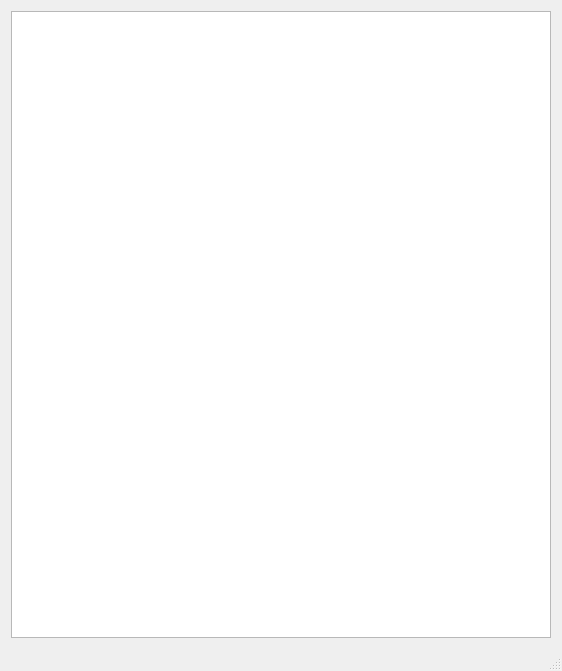
Before: the Qt Designer form src/Apps/RaspberryApp/ui/Mainwindow.ui in wtutuybbh/RTL_SDR_Radar, drawn with Qt 5.
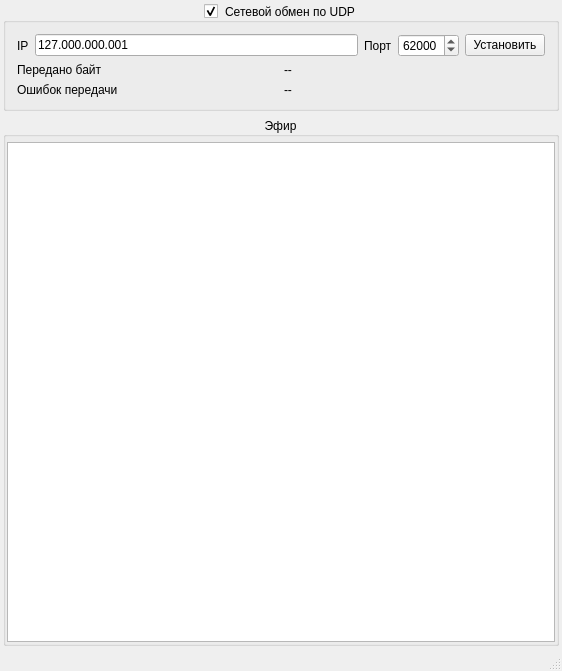
After: the same form once the commit is applied.

```diff
--- a/src/Apps/RaspberryApp/ui/Mainwindow.ui
+++ b/src/Apps/RaspberryApp/ui/Mainwindow.ui
@@ -15,17 +15,177 @@
   </property>
   <widget class="QWidget" name="centralWidget">
    <layout class="QVBoxLayout" name="verticalLayout">
+    <property name="leftMargin">
+     <number>3</number>
+    </property>
+    <property name="topMargin">
+     <number>3</number>
+    </property>
+    <property name="rightMargin">
+     <number>3</number>
+    </property>
+    <property name="bottomMargin">
+     <number>3</number>
+    </property>
     <item>
-     <widget class="QTextEdit" name="teTerminal">
-      <property name="font">
-       <font>
-        <family>Ubuntu Mono</family>
-        <pointsize>12</pointsize>
-       </font>
+     <widget class="QGroupBox" name="grbNetwork">
+      <property name="title">
+       <string>Сетевой обмен по UDP</string>
       </property>
-      <property name="readOnly">
+      <property name="alignment">
+       <set>Qt::AlignCenter</set>
+      </property>
+      <property name="checkable">
        <bool>true</bool>
       </property>
+      <layout class="QVBoxLayout" name="verticalLayout_3">
+       <item>
+        <layout class="QHBoxLayout" name="horizontalLayout_3">
+         <property name="rightMargin">
+          <number>0</number>
+         </property>
+         <item>
+          <widget class="QLabel" name="label">
+           <property name="text">
+            <string>IP</string>
+           </property>
+          </widget>
+         </item>
+         <item>
+          <widget class="QLineEdit" name="leIP">
+           <property name="inputMask">
+            <string>000.000.000.000;_</string>
+           </property>
+           <property name="text">
+            <string>127.000.000.001</string>
+           </property>
+          </widget>
+         </item>
+         <item>
+          <widget class="QLabel" name="label_2">
+           <property name="text">
+            <string>Порт</string>
+           </property>
+          </widget>
+         </item>
+         <item>
+          <widget class="QSpinBox" name="spbPort">
+           <property name="maximum">
+            <number>65535</number>
+           </property>
+           <property name="value">
+            <number>62000</number>
+           </property>
+          </widget>
+         </item>
+         <item>
+          <widget class="QPushButton" name="pbNetSettings">
+           <property name="text">
+            <string>Установить</string>
+           </property>
+           <property name="checkable">
+            <bool>false</bool>
+           </property>
+           <property name="checked">
+            <bool>false</bool>
+           </property>
+          </widget>
+         </item>
+        </layout>
+       </item>
+       <item>
+        <layout class="QVBoxLayout" name="verticalLayout_4">
+         <property name="topMargin">
+          <number>0</number>
+         </property>
+         <property name="bottomMargin">
+          <number>0</number>
+         </property>
+         <item>
+          <layout class="QHBoxLayout" name="horizontalLayout_2">
+           <property name="topMargin">
+            <number>0</number>
+           </property>
+           <item>
+            <widget class="QLabel" name="label_3">
+             <property name="text">
+              <string>Передано байт</string>
+             </property>
+            </widget>
+           </item>
+           <item>
+            <widget class="QLabel" name="lBytesSend">
+             <property name="text">
+              <string>--</string>
+             </property>
+            </widget>
+           </item>
+          </layout>
+         </item>
+         <item>
+          <layout class="QHBoxLayout" name="horizontalLayout_4">
+           <property name="topMargin">
+            <number>0</number>
+           </property>
+           <item>
+            <widget class="QLabel" name="label_4">
+             <property name="text">
+              <string>Ошибок передачи</string>
+             </property>
+            </widget>
+           </item>
+           <item>
+            <widget class="QLabel" name="lErrorSend">
+             <property name="text">
+              <string>--</string>
+             </property>
+            </widget>
+           </item>
+          </layout>
+         </item>
+        </layout>
+       </item>
+      </layout>
+     </widget>
+    </item>
+    <item>
+     <widget class="QGroupBox" name="groupBox_2">
+      <property name="title">
+       <string>Эфир</string>
+      </property>
+      <property name="alignment">
+       <set>Qt::AlignCenter</set>
+      </property>
+      <layout class="QVBoxLayout" name="verticalLayout_2">
+       <property name="spacing">
+        <number>1</number>
+       </property>
+       <property name="leftMargin">
+        <number>1</number>
+       </property>
+       <property name="topMargin">
+        <number>5</number>
+       </property>
+       <property name="rightMargin">
+        <number>1</number>
+       </property>
+       <property name="bottomMargin">
+        <number>1</number>
+       </property>
+       <item>
+        <widget class="QTextEdit" name="teTerminal">
+         <property name="font">
+          <font>
+           <family>Ubuntu Mono</family>
+           <pointsize>12</pointsize>
+          </font>
+         </property>
+         <property name="readOnly">
+          <bool>true</bool>
+         </property>
+        </widget>
+       </item>
+      </layout>
      </widget>
     </item>
    </layout>
```
Left out of the diff: 10 changed lines with no effect on the pictures.
